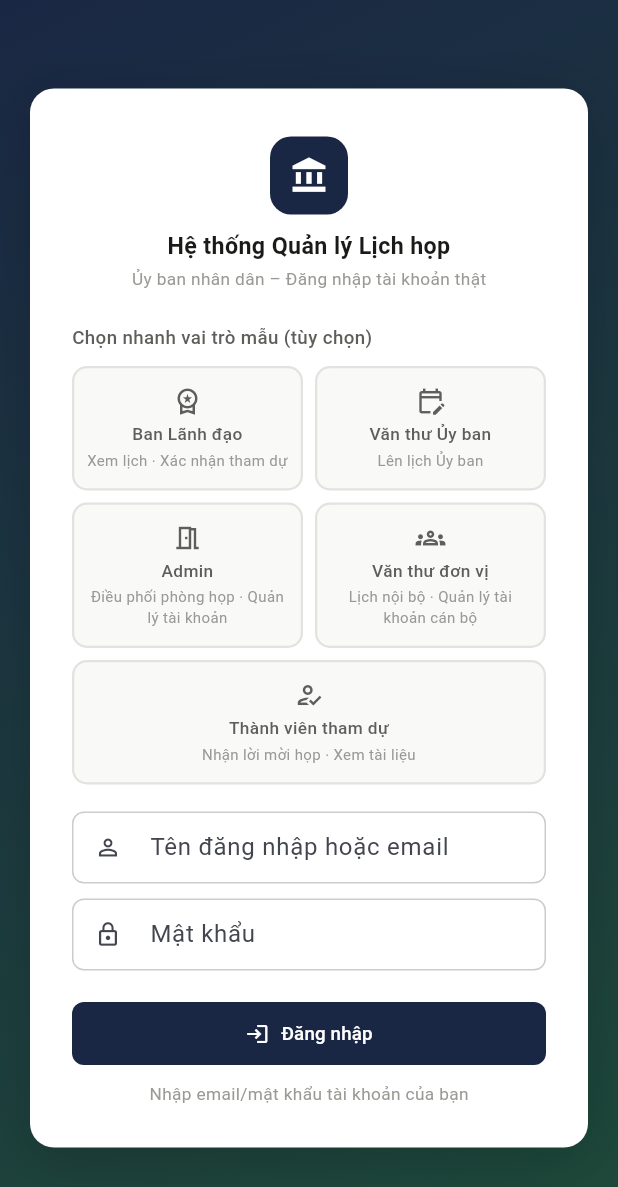
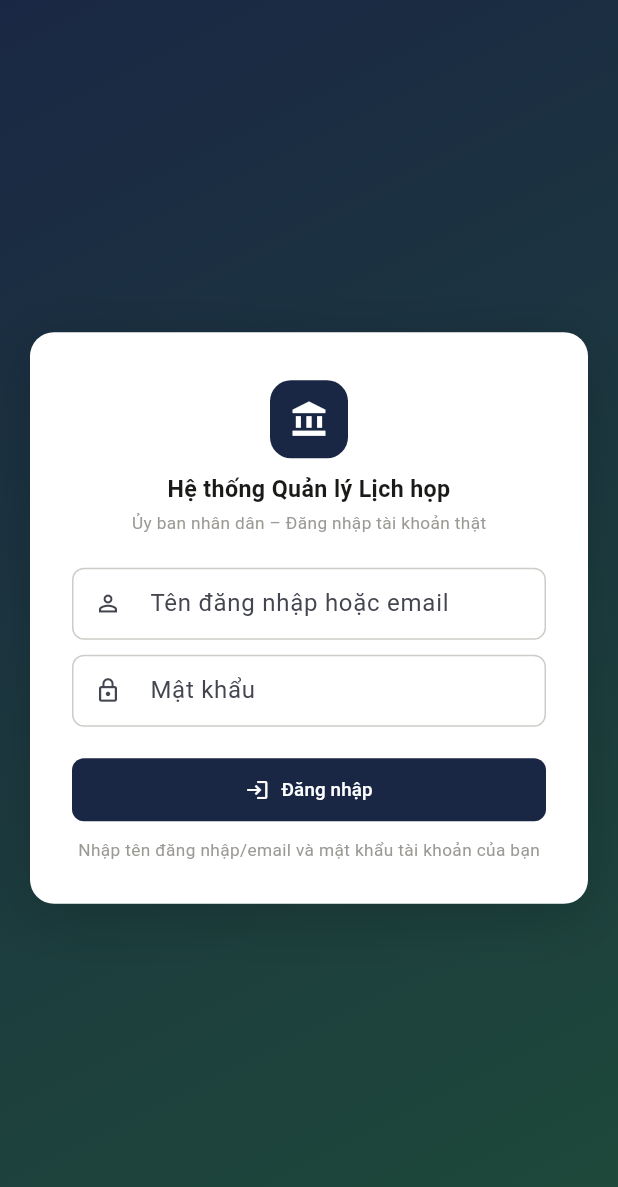
Before and after one commit to hoangngo130305/LICH_HOP_UBCOL, a Flutter app: the screen it shows after launch, on a phone screen of 412 x 824 dp. Shown: the top 1187 px of the screen. Run offline on Flutter 3.47's test engine with Material 3 defaults, Android fonts, the phone set to English and light mode, and no system bars; our stand-ins replace file_picker, shared_preferences; missing offline and left inert: dart:html, dart:js_interop; accounts and stored records are empty.

Commit message:
Remove quick-role-select cards from login screen
Testers now paste in their own username/password directly instead of
picking a demo role card that only pre-filled the email field.

Co-Authored-By: Claude Sonnet 5 <noreply@anthropic.com>

```diff
--- a/lich_hop_app/lib/screens/login_screen.dart
+++ b/lich_hop_app/lib/screens/login_screen.dart
@@ -1,17 +1,8 @@
 import 'package:flutter/material.dart';
 
-import '../models/models.dart';
 import '../state/app_state.dart';
 import '../theme/app_theme.dart';
 import '../widgets/common.dart';
-
-String _demoEmail(UserRole role) => switch (role) {
-      UserRole.lanhDao => 'lanhdao@caungolanh.gov.vn',
-      UserRole.vanThu => 'vanthu.ubnd@caungolanh.gov.vn',
-      UserRole.quanTri => 'superadmin@caungolanh.gov.vn',
-      UserRole.phongBan => 'vanthu.vanphong@caungolanh.gov.vn',
-      UserRole.thanhVien => 'canbo@caungolanh.gov.vn',
-    };
 
 class LoginScreen extends StatefulWidget {
   const LoginScreen({super.key});
@@ -21,7 +12,6 @@ class LoginScreen extends StatefulWidget {
 }
 
 class _LoginScreenState extends State<LoginScreen> {
-  UserRole? _selected;
   final _emailCtrl = TextEditingController();
   final _passCtrl = TextEditingController();
   final _passFocus = FocusNode();
@@ -33,14 +23,6 @@ class _LoginScreenState extends State<LoginScreen> {
     _passCtrl.dispose();
     _passFocus.dispose();
     super.dispose();
-  }
-
-  void _pickRole(UserRole role) {
-    setState(() {
-      _selected = role;
-      _emailCtrl.text = _demoEmail(role);
-    });
-    _passFocus.requestFocus();
   }
 
   Future<void> _login() async {
@@ -113,36 +95,6 @@ class _LoginScreenState extends State<LoginScreen> {
                           style:
                               TextStyle(fontSize: 11.5, color: AppColors.tm)),
                       const SizedBox(height: 22),
-                      const Align(
-                        alignment: Alignment.centerLeft,
-                        child: Text('Chọn nhanh vai trò mẫu (tùy chọn)',
-                            style: TextStyle(
-                                fontSize: 12.5,
-                                fontWeight: FontWeight.w500,
-                                color: AppColors.ts)),
-                      ),
-                      const SizedBox(height: 10),
-                      LayoutBuilder(builder: (context, c) {
-                        final w = (c.maxWidth - 8) / 2;
-                        return Wrap(
-                          spacing: 8,
-                          runSpacing: 8,
-                          children: [
-                            for (final role in UserRole.values)
-                              SizedBox(
-                                width: role == UserRole.thanhVien
-                                    ? c.maxWidth
-                                    : w,
-                                child: _RoleButton(
-                                  role,
-                                  selected: _selected == role,
-                                  onTap: () => _pickRole(role),
-                                ),
-                              ),
-                          ],
-                        );
-                      }),
-                      const SizedBox(height: 18),
                       TextField(
                         controller: _emailCtrl,
                         keyboardType: TextInputType.text,
@@ -172,12 +124,9 @@ class _LoginScreenState extends State<LoginScreen> {
                         ),
                       ),
                       const SizedBox(height: 8),
-                      Text(
-                        _selected == null
-                            ? 'Nhập email/mật khẩu tài khoản của bạn'
-                            : 'Tài khoản mẫu: ${_selected!.label}',
-                        style: const TextStyle(
-                            fontSize: 11.5, color: AppColors.tm),
+                      const Text(
+                        'Nhập tên đăng nhập/email và mật khẩu tài khoản của bạn',
+                        style: TextStyle(fontSize: 11.5, color: AppColors.tm),
                       ),
                     ],
                   ),
@@ -190,49 +139,3 @@ class _LoginScreenState extends State<LoginScreen> {
     );
   }
 }
-
-class _RoleButton extends StatelessWidget {
-  final UserRole role;
-  final bool selected;
-  final VoidCallback onTap;
-
-  const _RoleButton(this.role, {required this.selected, required this.onTap});
-
-  @override
-  Widget build(BuildContext context) {
-    return InkWell(
-      onTap: onTap,
-      borderRadius: BorderRadius.circular(10),
-      child: AnimatedContainer(
-        duration: const Duration(milliseconds: 150),
-        padding: const EdgeInsets.symmetric(horizontal: 8, vertical: 12),
-        decoration: BoxDecoration(
-          color: selected ? AppColors.accentBg : AppColors.s1,
-          border: Border.all(
-              color: selected ? AppColors.accent : AppColors.bd, width: 1.5),
-          borderRadius: BorderRadius.circular(10),
-        ),
-        child: Column(
-          mainAxisSize: MainAxisSize.min,
-          children: [
-            Icon(role.icon,
-                size: 20, color: selected ? AppColors.accent : AppColors.ts),
-            const SizedBox(height: 5),
-            Text(role.shortLabel,
-                textAlign: TextAlign.center,
-                style: TextStyle(
-                    fontSize: 11.5,
-                    fontWeight: FontWeight.w500,
-                    height: 1.3,
-                    color:
-                        selected ? AppColors.accentText : AppColors.ts)),
-            const SizedBox(height: 2),
-            Text(role.hint,
-                textAlign: TextAlign.center,
-                style: const TextStyle(fontSize: 10, color: AppColors.tm)),
-          ],
-        ),
-      ),
-    );
-  }
-}
```
Also changed, not shown: 2 other files.
